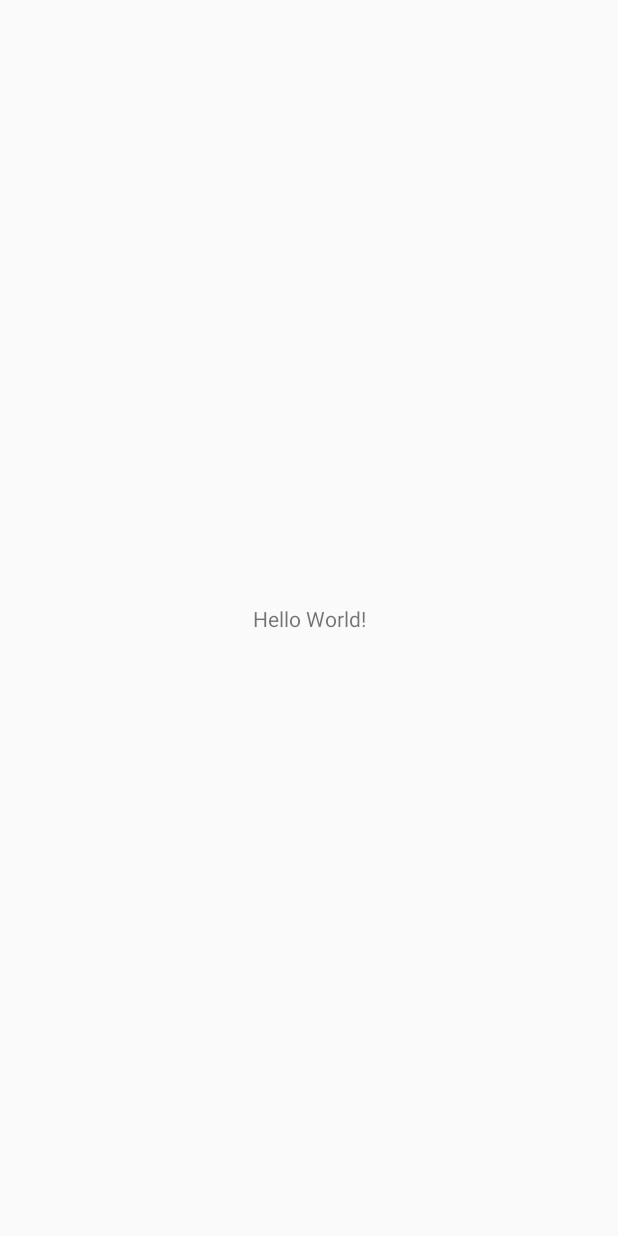
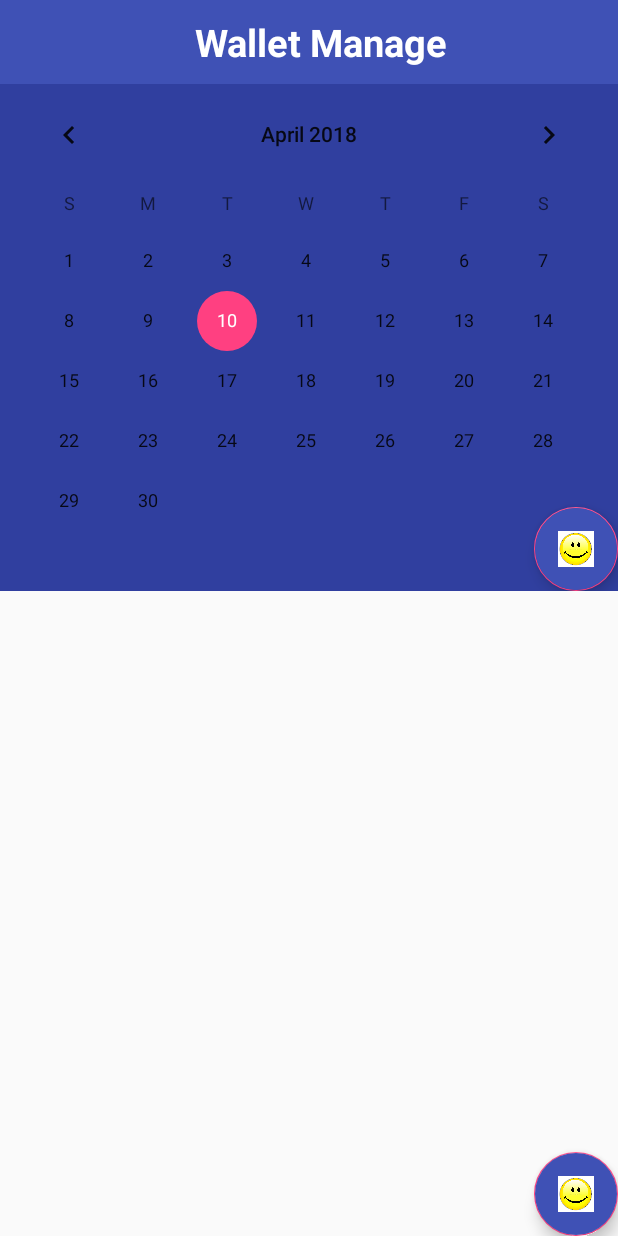
Before and after one commit to yuhny/MyWallet, an Android app: the screen it shows after launch (MainActivity before the commit, ManageActivity after it), on a phone screen of 412 x 824 dp. Before the commit the screen is almost empty. Run offline under Robolectric (Android 15) with nearby library versions, the phone set to English and light mode, and no system bars.

Commit message:
Complete Wallet Manage activity, Dialog Balance, Fabs

```diff
--- a/app/src/main/AndroidManifest.xml
+++ b/app/src/main/AndroidManifest.xml
@@ -9,14 +9,14 @@
         android:roundIcon="@mipmap/ic_launcher_round"
         android:supportsRtl="true"
         android:theme="@style/AppTheme">
-        <activity android:name=".MainActivity">
+        <activity android:name=".activity.ManageActivity">
             <intent-filter>
                 <action android:name="android.intent.action.MAIN" />
 
                 <category android:name="android.intent.category.LAUNCHER" />
             </intent-filter>
         </activity>
-        <activity android:name=".activity.ManageActivity" />
+        <activity android:name=".MainActivity" />
     </application>
 
 </manifest>
--- a/app/src/main/java/com/terralogic/mywallet/activity/ManageActivity.java
+++ b/app/src/main/java/com/terralogic/mywallet/activity/ManageActivity.java
@@ -1,6 +1,7 @@
 package com.terralogic.mywallet.activity;
 
 
+import android.support.v4.app.FragmentTransaction;
 import android.support.v7.app.AppCompatActivity;
 import android.os.Bundle;
 import android.support.v7.widget.Toolbar;
@@ -8,7 +9,6 @@ import android.widget.FrameLayout;
 import android.widget.TextView;
 
 import com.terralogic.mywallet.R;
-import com.terralogic.mywallet.fragment.ListExpenseFragment;
 import com.terralogic.mywallet.fragment.WalletManageFragment;
 
 public class ManageActivity extends AppCompatActivity {
@@ -16,16 +16,19 @@ public class ManageActivity extends AppCompatActivity {
     private TextView mTitle;
     private FrameLayout mFrame;
 
+
     @Override
     protected void onCreate(Bundle savedInstanceState) {
         super.onCreate(savedInstanceState);
         setContentView(R.layout.activity_manage);
 
-//        mToolbar = (Toolbar) findViewById(R.id.toolbar);
-//        mTitle = (TextView) findViewById(R.id.txtTitle);
-//
-//        mTitle.setText("Wallet Manage");
+        mToolbar = (Toolbar) findViewById(R.id.toolbar);
+        mTitle = (TextView) findViewById(R.id.txtTitle);
 
+        mTitle.setText("Wallet Manage");
 
+        FragmentTransaction transaction = getSupportFragmentManager().beginTransaction();
+        transaction.add(R.id.frameManage, WalletManageFragment.newInstance());
+        transaction.commit();
     }
 }
--- a/app/src/main/java/com/terralogic/mywallet/adapter/ExpenseAdapter.java
+++ b/app/src/main/java/com/terralogic/mywallet/adapter/ExpenseAdapter.java
@@ -38,7 +38,7 @@ public class ExpenseAdapter extends RecyclerView.Adapter<ItemViewHolder> {
 
         holder.getmContextExpense().setText(expense.getContext());
         holder.getmDateCreate().setText(expense.getTimestamp() + "");
-        holder.getmMoney().setText(expense.getTotalMoney());
+        holder.getmMoney().setText(expense.getTotalMoney() + "");
         holder.getmImageCate().setImageDrawable(context.getResources().getDrawable(expense.getImage()));
     }
 
--- a/app/src/main/java/com/terralogic/mywallet/fragment/WalletManageFragment.java
+++ b/app/src/main/java/com/terralogic/mywallet/fragment/WalletManageFragment.java
@@ -2,6 +2,10 @@ package com.terralogic.mywallet.fragment;
 
 
 import android.app.Dialog;
+import android.content.DialogInterface;
+import android.content.Intent;
+import android.graphics.Color;
+import android.graphics.drawable.ColorDrawable;
 import android.os.Bundle;
 import android.support.annotation.NonNull;
 import android.support.annotation.Nullable;
@@ -9,6 +13,8 @@ import android.support.design.widget.FloatingActionButton;
 import android.support.v4.app.Fragment;
 import android.support.v4.app.FragmentManager;
 import android.support.v4.app.FragmentTransaction;
+import android.support.v7.app.AlertDialog;
+import android.util.Log;
 import android.view.LayoutInflater;
 import android.view.View;
 import android.view.ViewGroup;
@@ -16,12 +22,22 @@ import android.widget.CalendarView;
 import android.widget.Toast;
 
 import com.terralogic.mywallet.R;
+import com.terralogic.mywallet.fragment.dialog.BalanceDialog;
+import com.terralogic.mywallet.model.DateUtil;
+
+import java.util.Date;
+import java.util.Map;
 
 public class WalletManageFragment extends Fragment {
     private CalendarView mCalendarView;
     //    private  mListView;
     private FloatingActionButton mFab;
-    private Dialog mDialog;
+    private AlertDialog.Builder mDialog;
+    FragmentManager manager;
+    FragmentTransaction transaction;
+    private long day;
+    private int month, year;
+    private String text, result;
 
     public static Fragment newInstance() {
         WalletManageFragment wallet = new WalletManageFragment();
@@ -38,25 +54,45 @@ public class WalletManageFragment extends Fragment {
         mCalendarView = (CalendarView) view.findViewById(R.id.calendar);
         mFab = (FloatingActionButton) view.findViewById(R.id.fabBalance);
 
+        mCalendarView.setOnDateChangeListener(new CalendarView.OnDateChangeListener() {
 
-        mCalendarView.setOnDateChangeListener(new CalendarView.OnDateChangeListener() {
             @Override
-            public void onSelectedDayChange(@NonNull CalendarView calendarView, int i, int i1, int i2) {
-                Toast.makeText(view.getContext(), i2 + "", Toast.LENGTH_SHORT).show();
+            public void onSelectedDayChange(CalendarView calendarView, int i, final int i1, final int i2) {
+//                month = i1;
+//                Toast.makeText(view.getContext(), i2 + "", Toast.LENGTH_SHORT).show();
+                manager = getFragmentManager();
+                transaction = manager.beginTransaction();
+
+                day = mCalendarView.getDate();
+                Log.d("Hello", day + "");
+
                 if (i2 == 12) {
-                    FragmentManager manager = getFragmentManager();
-                    FragmentTransaction transaction = manager.beginTransaction();
-
-                    transaction.replace(R.id.frameManage, ListExpenseFragment.newInstance());
+                    transaction.replace(R.id.frameWallet, ListExpenseFragment.newInstance());
+                    transaction.commit();
+                } else {
+                    transaction.replace(R.id.frameWallet, NodataFragment.newInstance());
                     transaction.commit();
                 }
             }
         });
 
+        text = DateUtil.getMonthFromLong(mCalendarView.getDate());
+//        result = map.get(text);
+//        Toast.makeText(getContext(), result, Toast.LENGTH_SHORT).show();
+
         mFab.setOnClickListener(new View.OnClickListener() {
             @Override
             public void onClick(View view) {
-                customDialog();
+                Toast.makeText(getContext(), "Im ", Toast.LENGTH_SHORT).show();
+
+//                mDialog = new AlertDialog.Builder(getContext());
+//
+//                View v = getLayoutInflater().inflate(R.layout.dialog_balance, null);
+                BalanceDialog dialog = new BalanceDialog(getContext(), text);
+                dialog.getWindow().setBackgroundDrawable(new ColorDrawable(Color.TRANSPARENT));
+                dialog.setCancelable(true);
+                dialog.show();
+                dialog.getWindow().setLayout(450, 500);
             }
         });
 
@@ -69,8 +105,5 @@ public class WalletManageFragment extends Fragment {
 
     }
 
-    private void customDialog() {
-        mDialog = new Dialog(this.getContext());
-        mDialog.setContentView(R.layout.dialog_balance);
-    }
+
 }
--- /dev/null
+++ b/app/src/main/java/com/terralogic/mywallet/model/DateUtil.java
@@ -0,0 +1,45 @@
+package com.terralogic.mywallet.model;
+
+import java.text.SimpleDateFormat;
+import java.util.Date;
+import java.util.HashMap;
+import java.util.Map;
+
+/**
+ * Created by trile on 4/10/2018.
+ */
+
+public class DateUtil {
+
+    public static final Map<String, String> MONTH_OF_YEAR = generateMonth();
+
+    private static Map<String, String> generateMonth() {
+        Map<String, String> map = new HashMap<>();
+        map.put("01", "January");
+        map.put("02", "February");
+        map.put("03", "March");
+        map.put("04", "April");
+        map.put("05", "May");
+        map.put("06", "June");
+        map.put("07", "July");
+        map.put("08", "August");
+        map.put("09", "September");
+        map.put("10", "October");
+        map.put("11", "January");
+        map.put("12", "January");
+
+        return map;
+    }
+
+    public static String getMonthFromLong(long input) {
+        Date d = new Date(input);
+        SimpleDateFormat format = new SimpleDateFormat("MM");
+        String text = format.format(d);
+        return text;
+    }
+
+//    public static void main(String[] args) {
+//        Map<String, String> mappp = DateUtil.MONTH_OF_YEAR;
+//        mappp.get();
+//    }
+}
--- a/app/src/main/res/layout/activity_manage.xml
+++ b/app/src/main/res/layout/activity_manage.xml
@@ -10,15 +10,15 @@
     <include
         android:id="@+id/toolbar"
         layout="@layout/manager_toolbar" />
+    <FrameLayout
+        android:id="@+id/frameManage"
+        android:layout_width="match_parent"
+        android:layout_height="match_parent"></FrameLayout>
 
-    <!--<FrameLayout-->
-    <!--android:id="@+id/frameContent"-->
-    <!--android:layout_width="match_parent"-->
-    <!--android:layout_height="match_parent"></FrameLayout>-->
-    <fragment
-        android:id="@+id/fragmentManage"
-        android:name="com.terralogic.mywallet.fragment.WalletManageFragment"
-        android:layout_width="match_parent"
-        android:layout_height="match_parent"
-        tools:layout="@layout/fragment_wallet_manager" />
+    <!--<fragment-->
+        <!--android:id="@+id/fragmentManage"-->
+        <!--android:name="com.terralogic.mywallet.fragment.WalletManageFragment"-->
+        <!--android:layout_width="match_parent"-->
+        <!--android:layout_height="match_parent"-->
+        <!--tools:layout="@layout/fragment_wallet_manager" />-->
 </LinearLayout>
--- a/app/src/main/res/layout/fragment_nodata.xml
+++ b/app/src/main/res/layout/fragment_nodata.xml
@@ -5,7 +5,7 @@
 
     <TextView
         android:id="@+id/txtData"
-        android:layout_width="wrap_content"
+        android:layout_width="match_parent"
         android:layout_height="wrap_content"
         android:layout_gravity="center"
         android:gravity="center"
--- a/app/src/main/res/layout/fragment_wallet_manager.xml
+++ b/app/src/main/res/layout/fragment_wallet_manager.xml
@@ -8,7 +8,8 @@
         android:id="@+id/calendar"
         android:layout_width="match_parent"
         android:layout_height="wrap_content"
-        android:background="@color/colorPrimaryDark">
+        android:background="@color/colorPrimaryDark"
+        android:clickable="true">
 
         <android.support.design.widget.FloatingActionButton
             android:id="@+id/fabBalance"
@@ -21,7 +22,7 @@
     </CalendarView>
 
     <FrameLayout
-        android:id="@+id/frameManage"
+        android:id="@+id/frameWallet"
         android:layout_width="match_parent"
         android:layout_height="match_parent">
 
--- a/app/src/main/res/values/colors.xml
+++ b/app/src/main/res/values/colors.xml
@@ -5,4 +5,6 @@
     <color name="colorAccent">#FF4081</color>
     <color name="colorBlack">#000</color>
     <color name="turquoise">#40E0D0</color>
+    <color name="colorWhite">#FFFFFF</color>
+    <color name="colorGrey">#A9A9A9</color>
 </resources>
```
Also changed, not shown: app/src/main/java/com/terralogic/mywallet/fragment/ListExpenseFragment.java (+12 -0 lines), app/src/main/java/com/terralogic/mywallet/fragment/NodataFragment.java (added, +35 -0 lines), app/src/main/java/com/terralogic/mywallet/fragment/dialog/BalanceDialog.java (added, +59 -0 lines), app/src/main/res/drawable/dialog_background.xml (added, +12 -0 lines), app/src/main/res/layout/dialog_balance.xml (+19 -3 lines), 1 other file.
